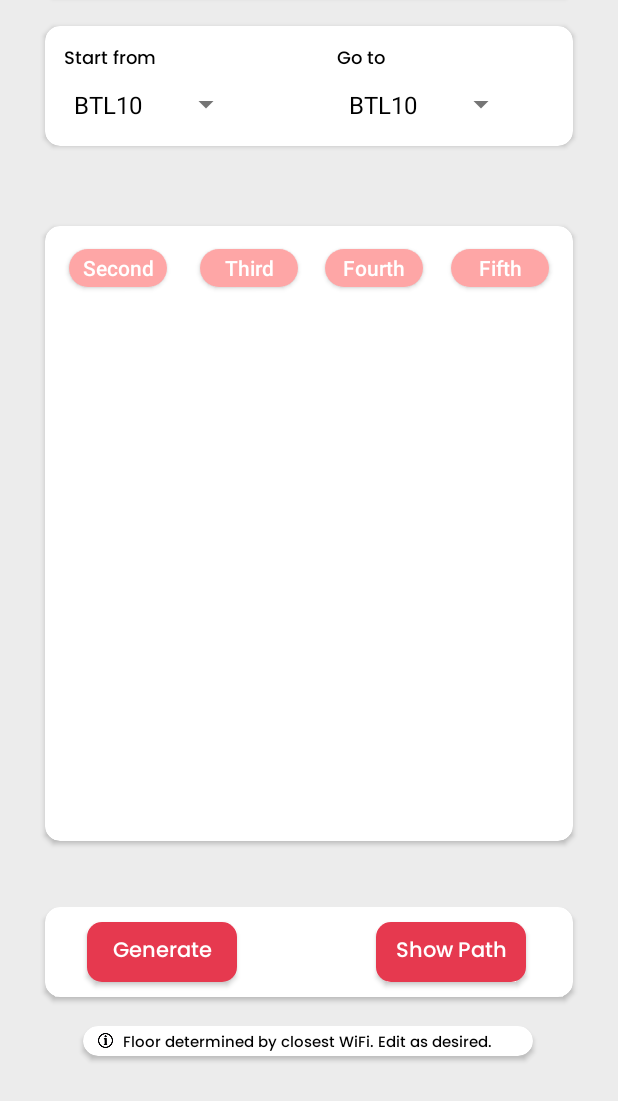
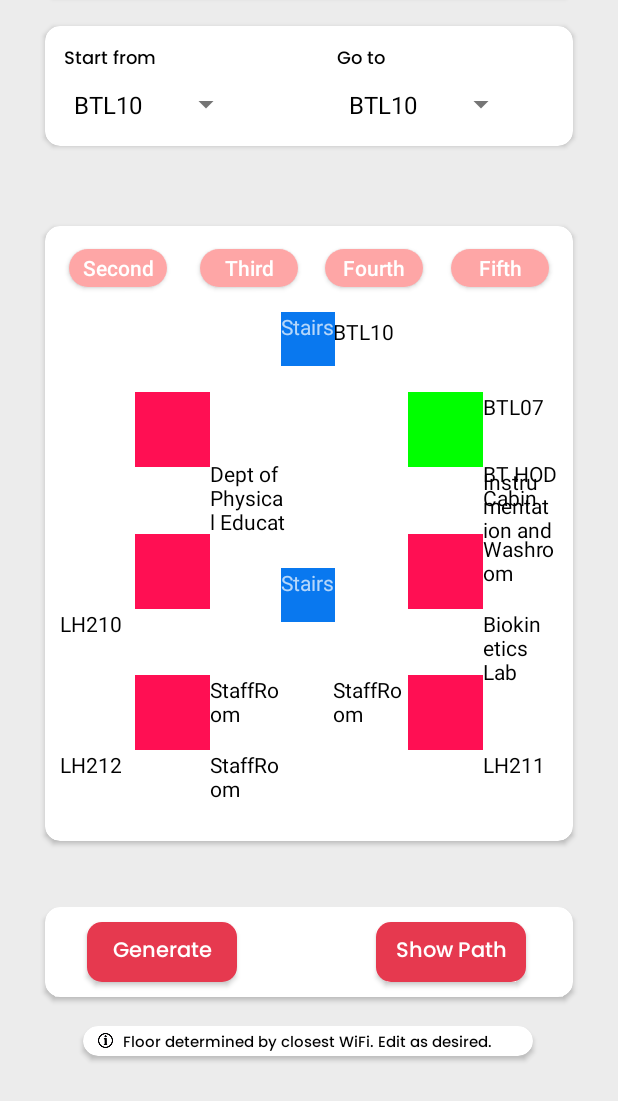
Before and after one commit to nagarajpandith/campus-compass, an Android app: the screen it shows after launch (ExploreActivity), on a phone screen of 412 x 824 dp, the part 135-1236 px from its top. Run offline under Robolectric (Android 15) with nearby library versions, the phone set to English and light mode, and no system bars.

Commit message:
intergrated with the 360 images to show path

```diff
--- /dev/null
+++ b/app/src/main/java/com/example/campuscompass/CurrentPointer.java
@@ -0,0 +1,5 @@
+package com.example.campuscompass;
+
+public class CurrentPointer {
+    static public Location current;
+}
--- a/app/src/main/java/com/example/campuscompass/ExploreActivity.java
+++ b/app/src/main/java/com/example/campuscompass/ExploreActivity.java
@@ -122,6 +122,12 @@ public class ExploreActivity extends AppCompatActivity {
                 if(src !=null && desti!=null){
                     resetInRoute();
                     setRoute(src,desti);
+                    Bundle bundle = new Bundle();
+                    bundle.putInt("level",src.getLevel());
+                    Floor f=new Floor();
+                    f.setArguments(bundle);
+                    replaceFragment(f);
+                    CurrentPointer.current=src;
                 }
             }
             @Override
@@ -138,6 +144,12 @@ public class ExploreActivity extends AppCompatActivity {
                 if(src !=null && desti!=null){
                     resetInRoute();
                     setRoute(src,desti);
+                    Bundle bundle = new Bundle();
+                    bundle.putInt("level",src.getLevel());
+                    Floor f=new Floor();
+                    f.setArguments(bundle);
+                    replaceFragment(f);
+                    CurrentPointer.current=src;
                 }
             }
             @Override
@@ -145,10 +157,6 @@ public class ExploreActivity extends AppCompatActivity {
                 Log.i("GTOUTOUT", "Nothing Selected");
             }
         });
-//        FragmentManager fm = getSupportFragmentManager();
-//        FragmentTransaction ft = fm.beginTransaction();
-//        ft.add(R.id.frame,new Floor());
-//        ft.commit();
 
         for (int i = 0; i < pills.length; i++) {
             pills[i] = findViewById(getResources().getIdentifier("pill" + (i + 1), "id", getPackageName()));
@@ -288,12 +296,12 @@ public class ExploreActivity extends AppCompatActivity {
     private void makeLocations() {
         {
             String[] places = {"LH306", "LH308", "LH309", "LH309", "LH310", "LH311", "LH312", "EC Staffroom", "CS Staffroom", "Texas Instruments Lab"};
-            Location node0 = new Location("Balcony", new ArrayList<String>(Arrays.asList("Balcony", places[4], places[1])), new ArrayList<Integer>(Arrays.asList(PlacePosition.left, PlacePosition.bottomLeft, PlacePosition.topLeft)), getImageResourceId(getApplicationContext(), "second0.jpg"), 3, false, 180f, null, null, null, null, null);
-            Location node1 = new Location("LH212", new ArrayList<String>(Arrays.asList(places[6], places[8])), new ArrayList<Integer>(Arrays.asList(PlacePosition.bottomLeft, PlacePosition.right)), getImageResourceId(getApplicationContext(), "second1.jpg"), 3, false, 0f, null, null, null, null, null);
-            Location node2 = new Location("LH211", new ArrayList<String>(Arrays.asList(places[5], places[8])), new ArrayList<Integer>(Arrays.asList(PlacePosition.bottomRight, PlacePosition.bottomLeft)), getImageResourceId(getApplicationContext(), "second2.jpg"), 3, false, 0f, null, null, null, null, null);
-            Location node3 = new Location("Washroom", new ArrayList<String>(Arrays.asList(places[3], "Washroom")), new ArrayList<Integer>(Arrays.asList(PlacePosition.bottomRight, PlacePosition.right)), getImageResourceId(getApplicationContext(), "second3.jpg"), 3, false, 0f, null, null, null, null, null);
-            Location node4 = new Location("BTL07", new ArrayList<String>(Arrays.asList(places[9], places[7])), new ArrayList<Integer>(Arrays.asList(PlacePosition.right, PlacePosition.bottomRight)), getImageResourceId(getApplicationContext(), "second4.jpg"), 3, false, 45f, null, null, null, null, null);
-            Location node5 = new Location("Unknown", new ArrayList<String>(Arrays.asList(places[0], places[7])), new ArrayList<Integer>(Arrays.asList(PlacePosition.left, PlacePosition.bottomRight)), getImageResourceId(getApplicationContext(), "second4.jpg"), 3, false, 135f, null, null, null, null, null);
+            Location node0 = new Location("Balcony", new ArrayList<String>(Arrays.asList("Balcony", places[4], places[1])), new ArrayList<Integer>(Arrays.asList(PlacePosition.left, PlacePosition.bottomLeft, PlacePosition.topLeft)),R.drawable.three0, 3, false, 180f, null, null, null, null, null);
+            Location node1 = new Location("LH212", new ArrayList<String>(Arrays.asList(places[6], places[8])), new ArrayList<Integer>(Arrays.asList(PlacePosition.bottomLeft, PlacePosition.right)), getImageResourceId(getApplicationContext(), "three1.jpg"), 3, false, 0f, null, null, null, null, null);
+            Location node2 = new Location("LH211", new ArrayList<String>(Arrays.asList(places[5], places[8])), new ArrayList<Integer>(Arrays.asList(PlacePosition.bottomRight, PlacePosition.bottomLeft)), getImageResourceId(getApplicationContext(), "three2.jpg"), 3, false, 0f, null, null, null, null, null);
+            Location node3 = new Location("Washroom", new ArrayList<String>(Arrays.asList(places[3], "Washroom")), new ArrayList<Integer>(Arrays.asList(PlacePosition.bottomRight, PlacePosition.right)), getImageResourceId(getApplicationContext(), "three3.jpg"), 3, false, 0f, null, null, null, null, null);
+            Location node4 = new Location("BTL07", new ArrayList<String>(Arrays.asList(places[9], places[7])), new ArrayList<Integer>(Arrays.asList(PlacePosition.right, PlacePosition.bottomRight)), getImageResourceId(getApplicationContext(), "three4.jpg"), 3, false, 45f, null, null, null, null, null);
+            Location node5 = new Location("Unknown", new ArrayList<String>(Arrays.asList(places[0], places[7])), new ArrayList<Integer>(Arrays.asList(PlacePosition.left, PlacePosition.bottomRight)), getImageResourceId(getApplicationContext(), "three4.jpg"), 3, false, 135f, null, null, null, null, null);
             Location stairs1 = new Location("Stairs1", new ArrayList<>(), new ArrayList<>(), getImageResourceId(getApplicationContext(), "stairs.jpg"), 3, true, 0f, null, null, null, null, null);
             Location stairs2 = new Location("Stairs2", new ArrayList<>(), new ArrayList<>(), getImageResourceId(getApplicationContext(), "stairs.jpg"), 3, true, 0f, null, null, null, null, null);
             makeConnections(node0,node1,node2,node3,node4,node5,stairs1,stairs2);
@@ -301,15 +309,16 @@ public class ExploreActivity extends AppCompatActivity {
         }
         {
             String []places = {"LH301", "LH302", "BTL10", "BTL07", "BT HOD Cabin", "LH210", "LH211", "LH212", "Dept of Physical Education", "BT Staffroom", "Biokinetics Lab", "Instrumentation and Project Lab"};
-            Location node0 = new Location("Balcony", new ArrayList<String>(Arrays.asList(places[5], places[8])), new ArrayList<Integer>(Arrays.asList(PlacePosition.bottomLeft, PlacePosition.topRight)), getImageResourceId(getApplicationContext(), "three0.jpg"), 2, false, 180f, null, null, null, null, null);
-            Location node1 = new Location("LH301", new ArrayList<String>(Arrays.asList(places[7], "StaffRoom", "StaffRoom")), new ArrayList<Integer>(Arrays.asList(PlacePosition.bottomLeft, PlacePosition.right, PlacePosition.bottomRight)), getImageResourceId(getApplicationContext(), "three0.jpg"), 2, false, 0f, null, null, null, null, null);
-            Location node2 = new Location("LH311", new ArrayList<String>(Arrays.asList(places[6], "StaffRoom")), new ArrayList<Integer>(Arrays.asList(PlacePosition.bottomRight, PlacePosition.left)), getImageResourceId(getApplicationContext(), "three2.jpg"), 2, false, 0f, null, null, null, null, null);
-            Location node3 = new Location("Washroom", new ArrayList<String>(Arrays.asList(places[4], places[10], "Washroom")), new ArrayList<Integer>(Arrays.asList(PlacePosition.topRight, PlacePosition.bottomRight, PlacePosition.right)), getImageResourceId(getApplicationContext(), "three3.jpg"), 2, false, 45f, null, null, null, null, null);
-            Location node4 = new Location("LH306", new ArrayList<String>(Arrays.asList(places[11], places[2], places[3])), new ArrayList<Integer>(Arrays.asList(PlacePosition.bottomRight, PlacePosition.topLeft, PlacePosition.right)), getImageResourceId(getApplicationContext(), "three4.jpg"), 2, false, 135f, null, null, null, null, null);
-            Location node5 = new Location("TI Lab", new ArrayList<String>(), new ArrayList<Integer>(), getImageResourceId(getApplicationContext(), "three5.jpg"), 2, false, 0f, null, null, null, null, null);
+            Location node0 = new Location("Balcony", new ArrayList<String>(Arrays.asList(places[5], places[8])), new ArrayList<Integer>(Arrays.asList(PlacePosition.bottomLeft, PlacePosition.topRight)), R.drawable.second0, 2, false, 180f, null, null, null, null, null);
+            Location node1 = new Location("LH301", new ArrayList<String>(Arrays.asList(places[7], "StaffRoom", "StaffRoom")), new ArrayList<Integer>(Arrays.asList(PlacePosition.bottomLeft, PlacePosition.right, PlacePosition.bottomRight)),R.drawable.second1 , 2, false, 0f, null, null, null, null, null);
+            Location node2 = new Location("LH311", new ArrayList<String>(Arrays.asList(places[6], "StaffRoom")), new ArrayList<Integer>(Arrays.asList(PlacePosition.bottomRight, PlacePosition.left)),R.drawable.second2, 2, false, 0f, null, null, null, null, null);
+            Location node3 = new Location("Washroom", new ArrayList<String>(Arrays.asList(places[4], places[10], "Washroom")), new ArrayList<Integer>(Arrays.asList(PlacePosition.topRight, PlacePosition.bottomRight, PlacePosition.right)), R.drawable.second3, 2, false, 45f, null, null, null, null, null);
+            Location node4 = new Location("LH306", new ArrayList<String>(Arrays.asList(places[11], places[2], places[3])), new ArrayList<Integer>(Arrays.asList(PlacePosition.bottomRight, PlacePosition.topLeft, PlacePosition.right)), R.drawable.second4, 2, false, 135f, null, null, null, null, null);
+            Location node5 = new Location("TI Lab", new ArrayList<String>(), new ArrayList<Integer>(), R.drawable.second4, 2, false, 0f, null, null, null, null, null);
             Location stairs1 = new Location("Stairs1", new ArrayList<>(), new ArrayList<>(), getImageResourceId(getApplicationContext(), "stairs.jpg"), 2, true, 0f, null, null, null, null, null);
             Location stairs2 = new Location("Stairs2", new ArrayList<>(), new ArrayList<>(), getImageResourceId(getApplicationContext(), "stairs.jpg"), 2, true, 0f, null, null, null, null, null);
-
+            node0.setAngle(180);
+            node1.setAngle(180);
             makeConnections(node0,node1,node2,node3,node4,node5,stairs1,stairs2);
 
             LevelPointer.levels[2] = node0;
--- a/app/src/main/java/com/example/campuscompass/Location.java
+++ b/app/src/main/java/com/example/campuscompass/Location.java
@@ -20,6 +20,7 @@ public class Location {
 
     private Location up;
     private Location down;
+    private float angle;
 
     public Location(String name, ArrayList<String> places,ArrayList<Integer> placePositions, int image, int level, boolean isStairs, float stairsAngle, Location stairs, Location left, Location right, Location front, Location back) {
         this.name = name;
@@ -35,6 +36,7 @@ public class Location {
         this.back = back;
         this.placePositions=placePositions;
         this.inRoute=false;
+        this.angle=0;
     }
 
     public String getName() {
@@ -106,5 +108,7 @@ public class Location {
     public void setDown(Location down){this.down=down;}
     public Location getDown(){return this.down;}
 
+    public void setAngle(float angle){this.angle=angle;}
 
+    public float getAngle() {return angle;}
 }
```
Also changed, not shown: app/src/main/java/com/example/campuscompass/PathActivity.java (+77 -8 lines).
